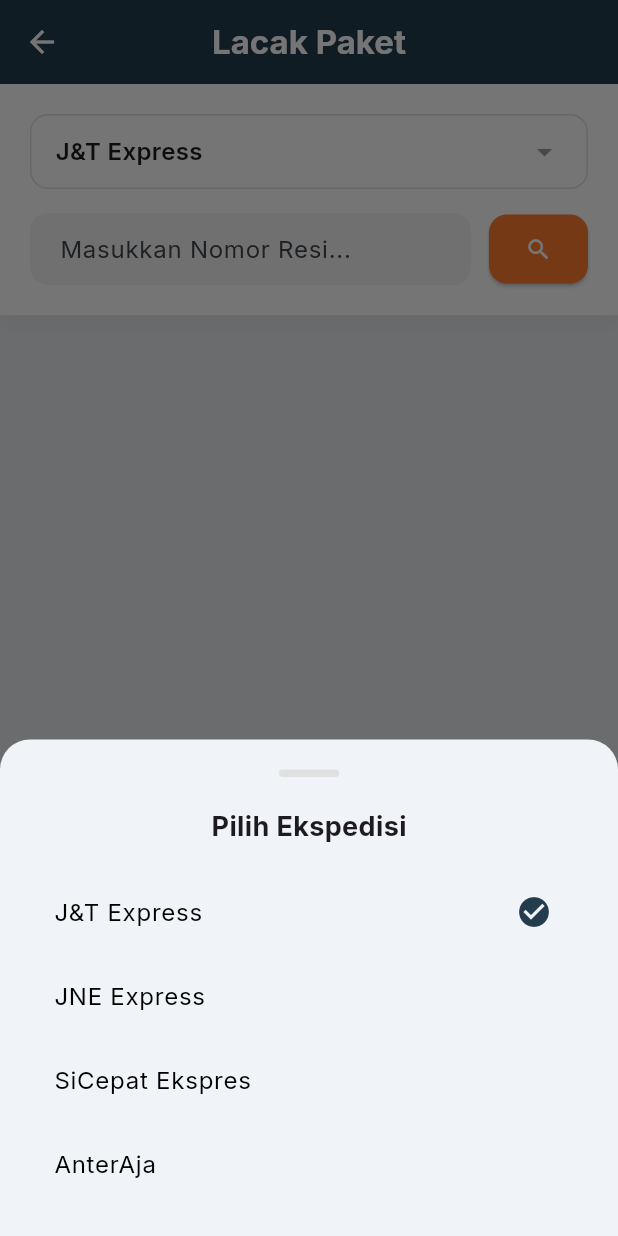
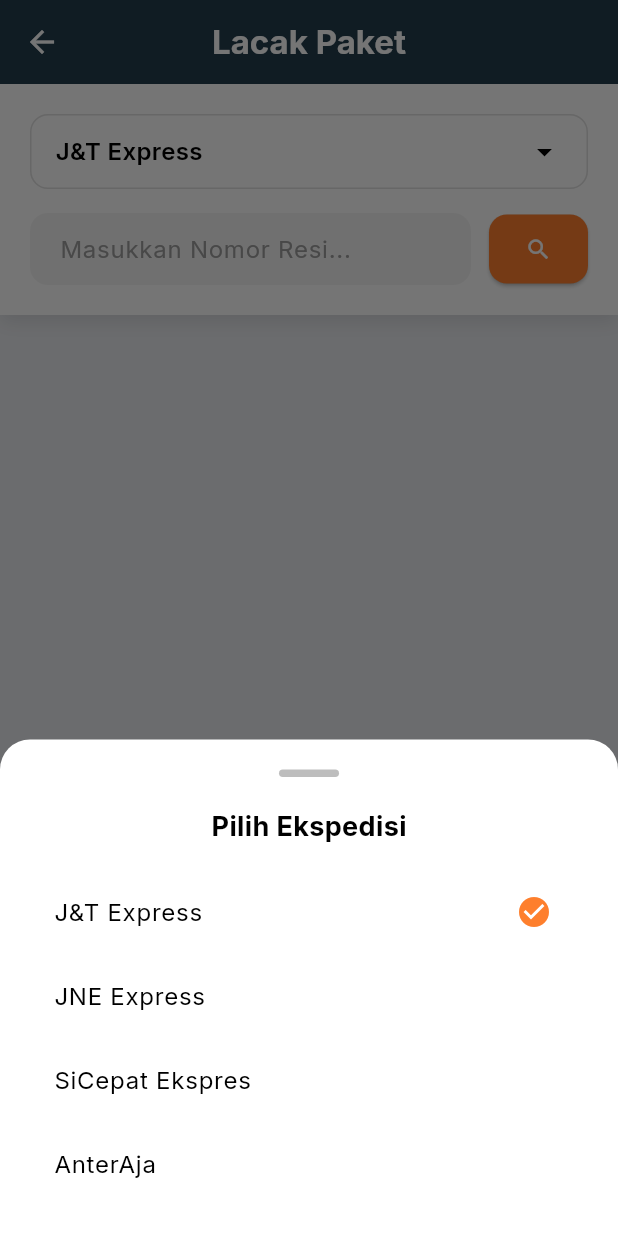
Before and after one commit to aqilahdaffa8/swifttrack, a Flutter app: the CekResiScreen screen opened directly, after a tap on the "search" icon, after a tap on "J&T Express", on a phone screen of 412 x 824 dp. Run offline on Flutter 3.47's test engine with Material 3 defaults, Android fonts, the phone set to English and light mode, and no system bars; our stand-ins replace dio, flutter_map, geolocator, google_fonts, latlong2.

Commit message:
Enhance CekResiScreen UI for better dark mode support; update colors and styles for adaptive design

```diff
--- a/lib/features/cek_resi/presentation/screens/cek_resi_screen.dart
+++ b/lib/features/cek_resi/presentation/screens/cek_resi_screen.dart
@@ -10,6 +10,7 @@
   void _showCourierSelector(BuildContext context, CekResiProvider provider) {
     showModalBottomSheet(
       context: context,
+      backgroundColor: Theme.of(context).colorScheme.surface,
       shape: const RoundedRectangleBorder(
         borderRadius: BorderRadius.vertical(top: Radius.circular(20)),
       ),
@@ -23,22 +24,29 @@
                 width: 40,
                 height: 5,
                 decoration: BoxDecoration(
-                  color: Colors.grey[300],
+                  color: Colors.grey.shade400,
                   borderRadius: BorderRadius.circular(10),
                 ),
               ),
               const SizedBox(height: 20),
-              const Text(
+              Text(
                 'Pilih Ekspedisi',
-                style: TextStyle(fontSize: 18, fontWeight: FontWeight.bold),
+                style: TextStyle(
+                  fontSize: 18,
+                  fontWeight: FontWeight.bold,
+                  color: Theme.of(context).colorScheme.onSurface,
+                ),
               ),
               const SizedBox(height: 16),
               ...provider.availableCouriers.map((courier) {
                 final isSelected = provider.selectedCourier.code == courier.code;
                 return ListTile(
-                  title: Text(courier.name),
+                  title: Text(
+                    courier.name,
+                    style: TextStyle(color: Theme.of(context).colorScheme.onSurface),
+                  ),
                   trailing: isSelected
-                      ? const Icon(Icons.check_circle, color: AppTheme.primaryColor)
+                      ? const Icon(Icons.check_circle, color: AppTheme.accentOrange)
                       : null,
                   onTap: () {
                     provider.setCourier(courier);
@@ -55,6 +63,8 @@
 
   @override
   Widget build(BuildContext context) {
+    final isDark = Theme.of(context).brightness == Brightness.dark;
+
     return ChangeNotifierProvider(
       create: (_) => CekResiProvider(),
       child: Scaffold(
@@ -65,14 +75,14 @@
           builder: (context, provider, child) {
             return Column(
               children: [
-                // Bagian Header Input
+                // Bagian Header Input (Sekarang Adaptive untuk Light/Dark Mode)
                 Container(
                   padding: const EdgeInsets.all(20),
                   decoration: BoxDecoration(
-                    color: Colors.white,
+                    color: Theme.of(context).colorScheme.surface,
                     boxShadow: [
                       BoxShadow(
-                        color: Colors.black.withValues(alpha: 0.05),
+                        color: Colors.black.withValues(alpha: 0.1),
                         blurRadius: 10,
                         offset: const Offset(0, 5),
                       )
@@ -86,7 +96,7 @@
                         child: Container(
                           padding: const EdgeInsets.symmetric(horizontal: 16, vertical: 12),
                           decoration: BoxDecoration(
-                            border: Border.all(color: Colors.grey.shade300),
+                            border: Border.all(color: isDark ? Colors.grey.shade700 : Colors.grey.shade300),
                             borderRadius: BorderRadius.circular(12),
                           ),
                           child: Row(
@@ -94,9 +104,16 @@
                             children: [
                               Text(
                                 provider.selectedCourier.name,
-                                style: const TextStyle(fontSize: 16, fontWeight: FontWeight.w600),
+                                style: TextStyle(
+                                  fontSize: 16,
+                                  fontWeight: FontWeight.w600,
+                                  color: Theme.of(context).colorScheme.onSurface,
+                                ),
                               ),
-                              const Icon(Icons.arrow_drop_down, color: Colors.grey),
+                              Icon(
+                                Icons.arrow_drop_down,
+                                color: Theme.of(context).colorScheme.onSurface,
+                              ),
                             ],
                           ),
                         ),
@@ -108,10 +125,12 @@
                           Expanded(
                             child: TextField(
                               onChanged: provider.setAwb,
+                              style: TextStyle(color: Theme.of(context).colorScheme.onSurface),
                               decoration: InputDecoration(
                                 hintText: 'Masukkan Nomor Resi...',
+                                hintStyle: const TextStyle(color: Colors.grey),
                                 filled: true,
-                                fillColor: Colors.grey.shade100,
+                                fillColor: isDark ? Colors.grey.shade800 : Colors.grey.shade100,
                                 border: OutlineInputBorder(
                                   borderRadius: BorderRadius.circular(12),
                                   borderSide: BorderSide.none,
@@ -149,7 +168,7 @@
                 Expanded(
                   child: AnimatedSwitcher(
                     duration: const Duration(milliseconds: 500),
-                    child: _buildResultArea(provider),
+                    child: _buildResultArea(context, provider),
                   ),
                 ),
               ],
@@ -160,7 +179,7 @@
     );
   }
 
-  Widget _buildResultArea(CekResiProvider provider) {
+  Widget _buildResultArea(BuildContext context, CekResiProvider provider) {
     if (provider.isLoading) {
       return const Center(
         key: ValueKey('loading'),
@@ -240,7 +259,6 @@
         final history = result.history[historyIndex];
         final isFirst = historyIndex == 0; // Item paling atas (Terbaru)
 
-        // TweenAnimationBuilder untuk efek berjenjang (staggered fade-in)
         return TweenAnimationBuilder<double>(
           tween: Tween(begin: 0.0, end: 1.0),
           duration: Duration(milliseconds: 400 + (historyIndex * 100)),
@@ -260,9 +278,9 @@
                           width: 16,
                           height: 16,
                           decoration: BoxDecoration(
-                            color: isFirst ? AppTheme.accentOrange : Colors.grey.shade400,
+                            color: isFirst ? AppTheme.accentOrange : Colors.grey.shade500,
                             shape: BoxShape.circle,
-                            border: Border.all(color: Colors.white, width: 3),
+                            border: Border.all(color: Theme.of(context).colorScheme.surface, width: 3),
                             boxShadow: [
                               if (isFirst)
                                 BoxShadow(
@@ -276,7 +294,7 @@
                           Container(
                             width: 2,
                             height: 60,
-                            color: Colors.grey.shade300,
+                            color: Colors.grey.shade600,
                           ),
                       ],
                     ),
@@ -301,7 +319,7 @@
                               history.desc,
                               style: TextStyle(
                                 fontSize: 14,
-                                color: AppTheme.pureBlack,
+                                color: Theme.of(context).colorScheme.onSurface, // Teks yang aman di Dark Mode
                                 fontWeight: isFirst ? FontWeight.bold : FontWeight.normal,
                               ),
                             ),
```
